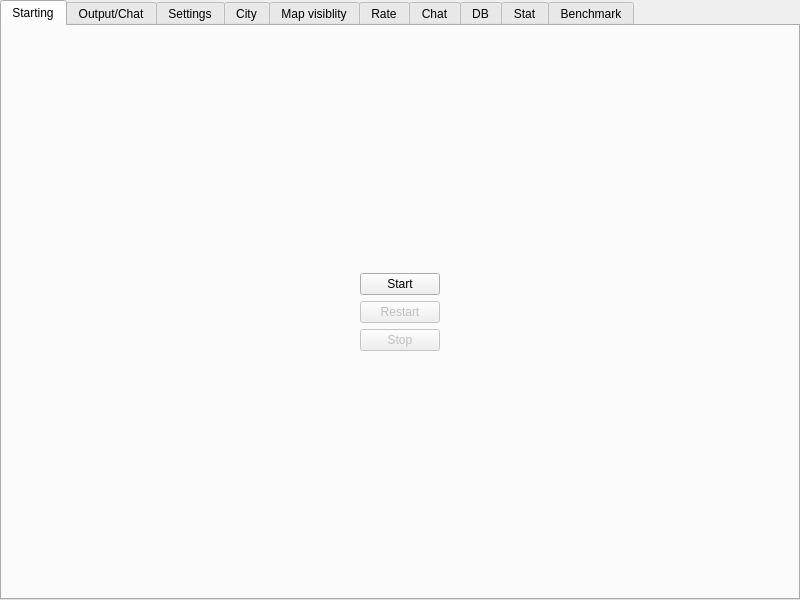
The window that server/MainWindow.ui (alphaonex86/CatchChallenger) describes before a commit, drawn with Qt 5.
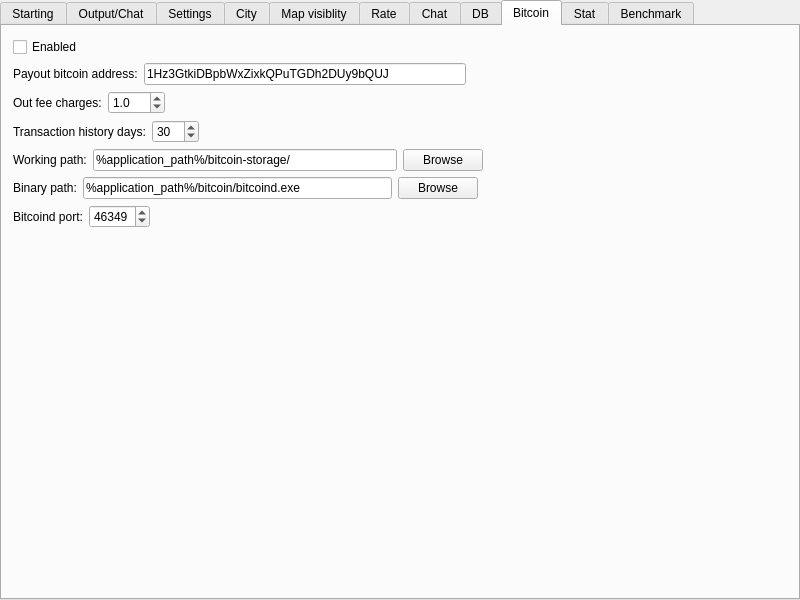
The same window after the commit. Icons and pictures are not drawn.

Commit message: [Fix] Fight fix, starting of bitcoin market (client,server)

```diff
--- a/server/MainWindow.ui
+++ b/server/MainWindow.ui
@@ -34,7 +34,7 @@
     <item>
      <widget class="QTabWidget" name="tabWidget">
       <property name="currentIndex">
-       <number>0</number>
+       <number>8</number>
       </property>
       <widget class="QWidget" name="starting">
        <attribute name="title">
@@ -891,6 +891,289 @@
         </item>
        </layout>
       </widget>
+      <widget class="QWidget" name="tab_bitcoin">
+       <attribute name="title">
+        <string notr="true">Bitcoin</string>
+       </attribute>
+       <layout class="QVBoxLayout" name="verticalLayout_8">
+        <item>
+         <layout class="QHBoxLayout" name="horizontalLayout_11">
+          <item>
+           <widget class="QCheckBox" name="bitcoin_enabled">
+            <property name="text">
+             <string>Enabled</string>
+            </property>
+           </widget>
+          </item>
+          <item>
+           <spacer name="horizontalSpacer_11">
+            <property name="orientation">
+             <enum>Qt::Horizontal</enum>
+            </property>
+            <property name="sizeHint" stdset="0">
+             <size>
+              <width>40</width>
+              <height>20</height>
+             </size>
+            </property>
+           </spacer>
+          </item>
+         </layout>
+        </item>
+        <item>
+         <layout class="QHBoxLayout" name="horizontalLayout_7">
+          <item>
+           <widget class="QLabel" name="label_25">
+            <property name="text">
+             <string>Payout bitcoin address:</string>
+            </property>
+           </widget>
+          </item>
+          <item>
+           <widget class="QLineEdit" name="bitcoin_address">
+            <property name="toolTip">
+             <string notr="true">1Hz3GtkiDBpbWxZixkQPuTGDh2DUy9bQUJ</string>
+            </property>
+            <property name="text">
+             <string>1Hz3GtkiDBpbWxZixkQPuTGDh2DUy9bQUJ</string>
+            </property>
+            <property name="placeholderText">
+             <string>Your bitcoin address where will go the fee charges</string>
+            </property>
+           </widget>
+          </item>
+          <item>
+           <spacer name="horizontalSpacer_7">
+            <property name="orientation">
+             <enum>Qt::Horizontal</enum>
+            </property>
+            <property name="sizeHint" stdset="0">
+             <size>
+              <width>40</width>
+              <height>20</height>
+             </size>
+            </property>
+           </spacer>
+          </item>
+         </layout>
+        </item>
+        <item>
+         <layout class="QHBoxLayout" name="horizontalLayout_8">
+          <item>
+           <widget class="QLabel" name="label_26">
+            <property name="text">
+             <string>Out fee charges:</string>
+            </property>
+           </widget>
+          </item>
+          <item>
+           <widget class="QDoubleSpinBox" name="bitcoin_fee">
+            <property name="decimals">
+             <number>1</number>
+            </property>
+            <property name="singleStep">
+             <double>0.500000000000000</double>
+            </property>
+            <property name="value">
+             <double>1.000000000000000</double>
+            </property>
+           </widget>
+          </item>
+          <item>
+           <spacer name="horizontalSpacer_8">
+            <property name="orientation">
+             <enum>Qt::Horizontal</enum>
+            </property>
+            <property name="sizeHint" stdset="0">
+             <size>
+              <width>40</width>
+              <height>20</height>
+             </size>
+            </property>
+           </spacer>
+          </item>
+         </layout>
+        </item>
+        <item>
+         <layout class="QHBoxLayout" name="horizontalLayout_9">
+          <item>
+           <widget class="QLabel" name="label_27">
+            <property name="text">
+             <string>Transaction history days:</string>
+            </property>
+           </widget>
+          </item>
+          <item>
+           <widget class="QSpinBox" name="bitcoin_history">
+            <property name="maximum">
+             <number>365</number>
+            </property>
+            <property name="value">
+             <number>30</number>
+            </property>
+           </widget>
+          </item>
+          <item>
+           <spacer name="horizontalSpacer_9">
+            <property name="orientation">
+             <enum>Qt::Horizontal</enum>
+            </property>
+            <property name="sizeHint" stdset="0">
+             <size>
+              <width>40</width>
+              <height>20</height>
+             </size>
+            </property>
+           </spacer>
+          </item>
+         </layout>
+        </item>
+        <item>
+         <layout class="QHBoxLayout" name="horizontalLayout_10">
+          <item>
+           <widget class="QLabel" name="label_28">
+            <property name="text">
+             <string>Working path:</string>
+            </property>
+           </widget>
+          </item>
+          <item>
+           <widget class="QLineEdit" name="bitcoin_workingpath">
+            <property name="minimumSize">
+             <size>
+              <width>220</width>
+              <height>0</height>
+             </size>
+            </property>
+            <property name="toolTip">
+             <string>%application_path% is remplaced by the application path</string>
+            </property>
+            <property name="text">
+             <string>%application_path%/bitcoin-storage/</string>
+            </property>
+            <property name="placeholderText">
+             <string>%application_path% is remplaced by the application path</string>
+            </property>
+           </widget>
+          </item>
+          <item>
+           <widget class="QPushButton" name="bitcoin_workingpath_browse">
+            <property name="text">
+             <string>Browse</string>
+            </property>
+           </widget>
+          </item>
+          <item>
+           <spacer name="horizontalSpacer_10">
+            <property name="orientation">
+             <enum>Qt::Horizontal</enum>
+            </property>
+            <property name="sizeHint" stdset="0">
+             <size>
+              <width>40</width>
+              <height>20</height>
+             </size>
+            </property>
+           </spacer>
+          </item>
+         </layout>
+        </item>
+        <item>
+         <layout class="QHBoxLayout" name="horizontalLayout_12">
+          <item>
+           <widget class="QLabel" name="label_29">
+            <property name="text">
+             <string>Binary path:</string>
+            </property>
+           </widget>
+          </item>
+          <item>
+           <widget class="QLineEdit" name="bitcoin_binarypath">
+            <property name="toolTip">
+             <string>%application_path% is remplaced by the application path</string>
+            </property>
+            <property name="text">
+             <string>%application_path%/bitcoin/bitcoind.exe</string>
+            </property>
+            <property name="placeholderText">
+             <string>%application_path% is remplaced by the application path</string>
+            </property>
+           </widget>
+          </item>
+          <item>
+           <widget class="QPushButton" name="bitcoin_binarypath_browse">
+            <property name="text">
+             <string>Browse</string>
+            </property>
+           </widget>
+          </item>
+          <item>
+           <spacer name="horizontalSpacer_12">
+            <property name="orientation">
+             <enum>Qt::Horizontal</enum>
+            </property>
+            <property name="sizeHint" stdset="0">
+             <size>
+              <width>40</width>
+              <height>20</height>
+             </size>
+            </property>
+           </spacer>
+          </item>
+         </layout>
+        </item>
+        <item>
+         <layout class="QHBoxLayout" name="horizontalLayout_13">
+          <item>
+           <widget class="QLabel" name="label_30">
+            <property name="text">
+             <string>Bitcoind port:</string>
+            </property>
+           </widget>
+          </item>
+          <item>
+           <widget class="QSpinBox" name="bitcoin_port">
+            <property name="minimum">
+             <number>1</number>
+            </property>
+            <property name="maximum">
+             <number>65534</number>
+            </property>
+            <property name="value">
+             <number>46349</number>
+            </property>
+           </widget>
+          </item>
+          <item>
+           <spacer name="horizontalSpacer_13">
+            <property name="orientation">
+             <enum>Qt::Horizontal</enum>
+            </property>
+            <property name="sizeHint" stdset="0">
+             <size>
+              <width>40</width>
+              <height>20</height>
+             </size>
+            </property>
+           </spacer>
+          </item>
+         </layout>
+        </item>
+        <item>
+         <spacer name="verticalSpacer_8">
+          <property name="orientation">
+           <enum>Qt::Vertical</enum>
+          </property>
+          <property name="sizeHint" stdset="0">
+           <size>
+            <width>20</width>
+            <height>391</height>
+           </size>
+          </property>
+         </spacer>
+        </item>
+       </layout>
+      </widget>
       <widget class="QWidget" name="stat">
        <attribute name="title">
         <string>Stat</string>
```
The commit also changes 9 other files.
